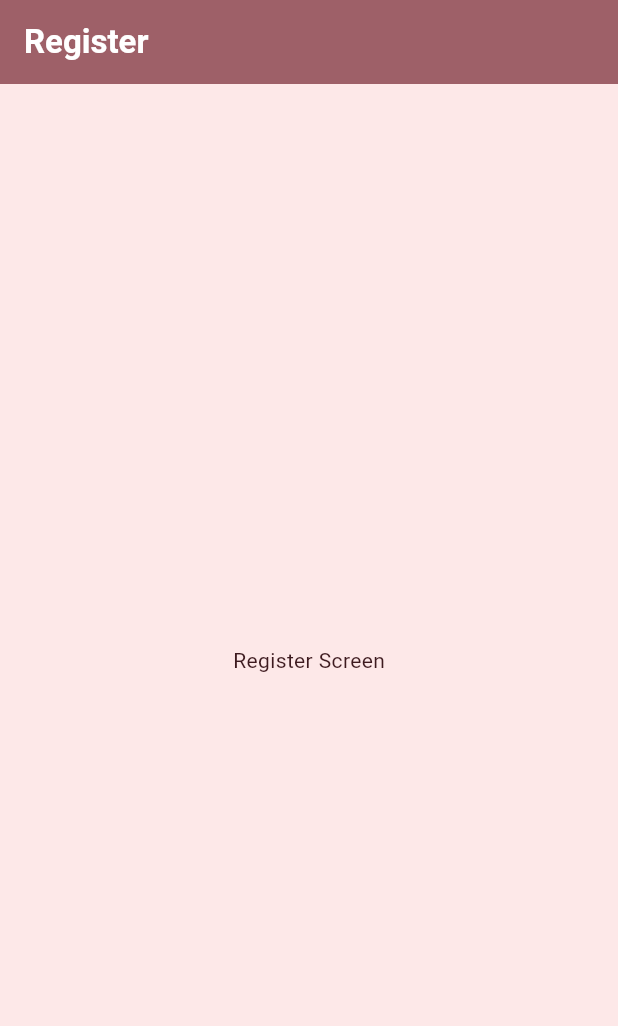
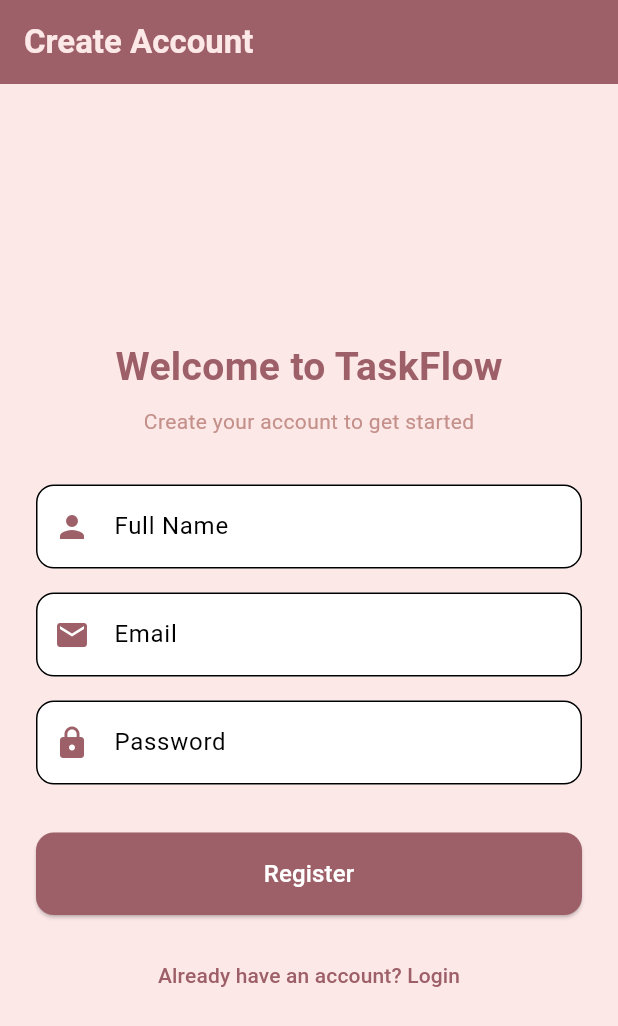
Before and after one commit to Naszrul-NZL/TaskFlow, a Flutter app: the screen it shows after launch, on a phone screen of 412 x 824 dp. Shown: the top 1026 px of the screen. Run offline on Flutter 3.47's test engine with Material 3 defaults, Android fonts, the light colour scheme and no system bars; our stand-ins replace shared_preferences.

Commit message:
add register screen

```diff
--- a/frontend/lib/screens/register_screen.dart
+++ b/frontend/lib/screens/register_screen.dart
@@ -1,13 +1,140 @@
 import 'package:flutter/material.dart';
+import '../api/api_service.dart';
+import 'login_screen.dart';
 
-class RegisterScreen extends StatelessWidget {
+class RegisterScreen extends StatefulWidget {
   const RegisterScreen({super.key});
+
+  @override
+  State<RegisterScreen> createState() => _RegisterScreenState();
+}
+
+class _RegisterScreenState extends State<RegisterScreen> {
+  final TextEditingController _nameController = TextEditingController();
+  final TextEditingController _emailController = TextEditingController();
+  final TextEditingController _passwordController = TextEditingController();
+  bool _isLoading = false;
+
+  void _register() async {
+    String name = _nameController.text.trim();
+    String email = _emailController.text.trim();
+    String password = _passwordController.text.trim();
+
+    if (name.isEmpty || email.isEmpty || password.isEmpty) {
+      ScaffoldMessenger.of(context).showSnackBar(
+        const SnackBar(content: Text('Please fill in all fields')),
+      );
+      return;
+    }
+
+    setState(() => _isLoading = true);
+    Map<String, dynamic> result = await ApiService.register(name, email, password);
+    setState(() => _isLoading = false);
+
+    if (!mounted) return;
+
+    if (result['success']) {
+      ScaffoldMessenger.of(context).showSnackBar(
+        const SnackBar(content: Text('Registration successful! Please login.')),
+      );
+      Navigator.pushReplacement(
+        context,
+        MaterialPageRoute(builder: (context) => const LoginScreen()),
+      );
+    } else {
+      ScaffoldMessenger.of(context).showSnackBar(
+        SnackBar(content: Text(result['message'])),
+      );
+    }
+  }
 
   @override
   Widget build(BuildContext context) {
     return Scaffold(
-      appBar: AppBar(title: const Text('Register')),
-      body: const Center(child: Text('Register Screen')),
+      appBar: AppBar(
+        title: const Text(
+          'Create Account',
+          style: TextStyle(color: Color(0xFFFDE8E8)),
+        ),
+      ),
+      body: Center(
+        child: SingleChildScrollView(
+          padding: const EdgeInsets.all(24.0),
+          child: SizedBox(
+            width: 400,
+            child: Column(
+              crossAxisAlignment: CrossAxisAlignment.center,
+              children: [
+                const SizedBox(height: 20),
+                const Text(
+                  'Welcome to TaskFlow',
+                  style: TextStyle(
+                    fontSize: 26,
+                    fontWeight: FontWeight.bold,
+                    color: Color(0xFF9E6068),
+                  ),
+                ),
+                const SizedBox(height: 8),
+                const Text(
+                  'Create your account to get started',
+                  style: TextStyle(
+                    fontSize: 14,
+                    color: Color(0xFFC4908A),
+                  ),
+                ),
+                const SizedBox(height: 32),
+                TextField(
+                  controller: _nameController,
+                  decoration: const InputDecoration(
+                    hintText: 'Full Name',
+                    prefixIcon: Icon(Icons.person),
+                  ),
+                ),
+                const SizedBox(height: 16),
+                TextField(
+                  controller: _emailController,
+                  decoration: const InputDecoration(
+                    hintText: 'Email',
+                    prefixIcon: Icon(Icons.email),
+                  ),
+                ),
+                const SizedBox(height: 16),
+                TextField(
+                  controller: _passwordController,
+                  obscureText: true,
+                  decoration: const InputDecoration(
+                    hintText: 'Password',
+                    prefixIcon: Icon(Icons.lock),
+                  ),
+                ),
+                const SizedBox(height: 32),
+                SizedBox(
+                  width: double.infinity,
+                  child: ElevatedButton(
+                    onPressed: _isLoading ? null : _register,
+                    child: _isLoading
+                        ? const CircularProgressIndicator(color : Color(0xFFFDE8E8))
+                        : const Text('Register', style: TextStyle(fontSize: 16)),
+                  ),
+                ),
+                const SizedBox(height: 16),
+                TextButton(
+                  onPressed: () {
+                    Navigator.pushReplacement(
+                      context,
+                      MaterialPageRoute(builder: (context) => const LoginScreen()),
+                    );
+                  },
+                  child: const Text(
+                    'Already have an account? Login',
+                    style: TextStyle(color: Color(0xFF9E6068)),
+                  ),
+                ),
+              ],
+            ),
+          ),
+        ),
+      ),
     );
   }
 }
```
Also changed, not shown: frontend/lib/screens/profile_screen.dart (added).
